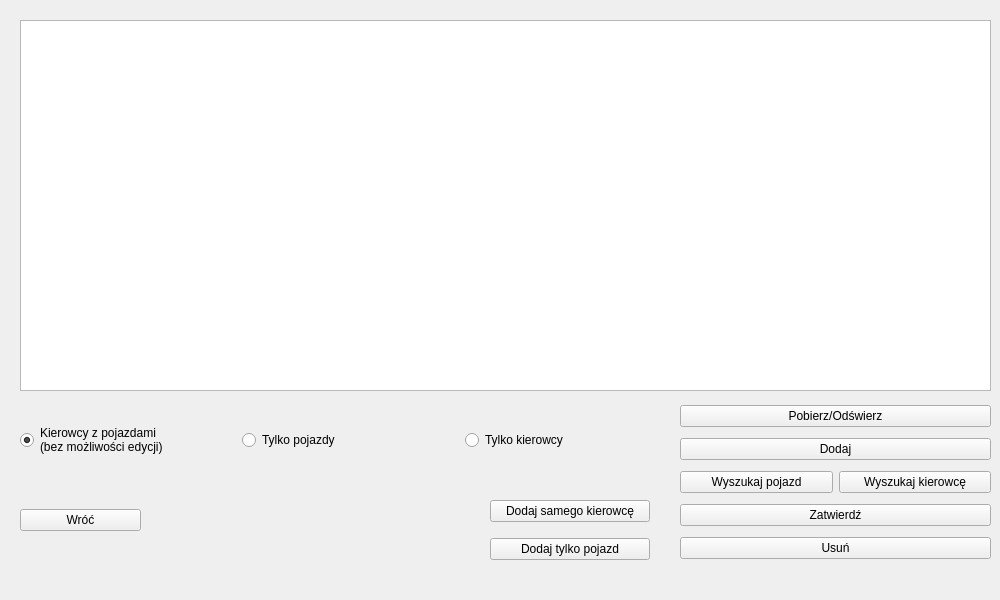
Above: przegladarkiRozlaczne/kierowcypojazdy.ui from margap1998/Bazy-danych-taxi before the change. Below: the same form after it.
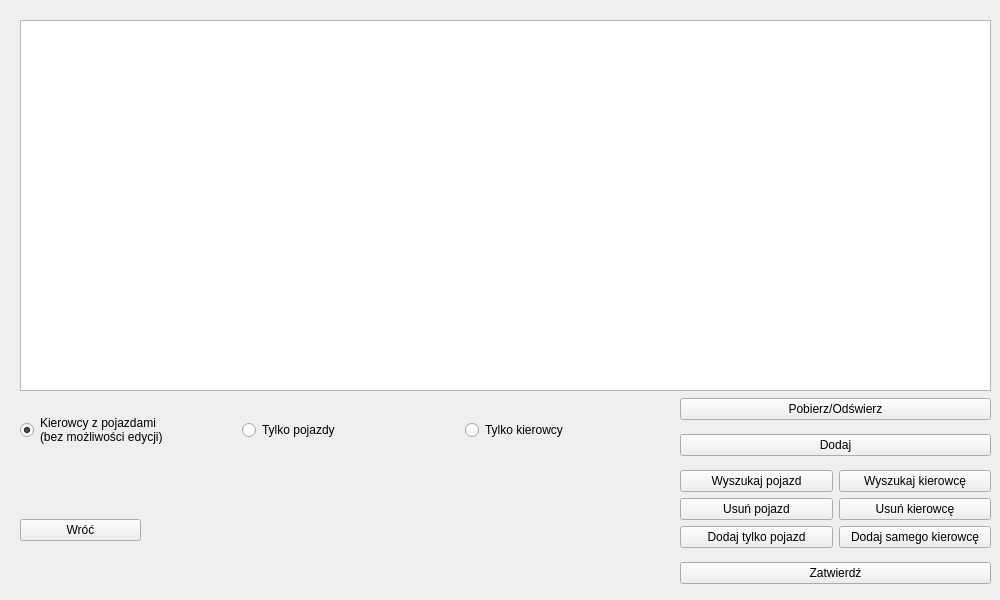
That is the form after the change.

```diff
--- a/przegladarkiRozlaczne/kierowcypojazdy.ui
+++ b/przegladarkiRozlaczne/kierowcypojazdy.ui
@@ -29,7 +29,7 @@
    <property name="geometry">
     <rect>
      <x>20</x>
-     <y>480</y>
+     <y>490</y>
      <width>121</width>
      <height>81</height>
     </rect>
@@ -58,9 +58,9 @@
    <property name="geometry">
     <rect>
      <x>680</x>
-     <y>400</y>
+     <y>390</y>
      <width>311</width>
-     <height>168</height>
+     <height>204</height>
     </rect>
    </property>
    <layout class="QVBoxLayout" name="verticalLayout_4">
@@ -79,21 +79,49 @@
      </widget>
     </item>
     <item>
-     <layout class="QHBoxLayout" name="horizontalLayout">
-      <item>
-       <widget class="QPushButton" name="WyszukajPojazdButton">
+     <layout class="QGridLayout" name="gridLayout">
+      <item row="2" column="1">
+       <widget class="QPushButton" name="pushButton">
         <property name="text">
-         <string>Wyszukaj pojazd</string>
+         <string>Dodaj tylko pojazd</string>
         </property>
        </widget>
       </item>
-      <item>
+      <item row="1" column="2">
+       <widget class="QPushButton" name="UsunButton">
+        <property name="text">
+         <string>Usuń kierowcę</string>
+        </property>
+       </widget>
+      </item>
+      <item row="2" column="2">
+       <widget class="QPushButton" name="pushButton_2">
+        <property name="text">
+         <string>Dodaj samego kierowcę</string>
+        </property>
+       </widget>
+      </item>
+      <item row="0" column="2">
        <widget class="QPushButton" name="WyszukajKierowceButton">
         <property name="text">
          <string>Wyszukaj kierowcę</string>
         </property>
        </widget>
       </item>
+      <item row="0" column="1">
+       <widget class="QPushButton" name="WyszukajPojazdButton">
+        <property name="text">
+         <string>Wyszukaj pojazd</string>
+        </property>
+       </widget>
+      </item>
+      <item row="1" column="1">
+       <widget class="QPushButton" name="usunPojazdButton">
+        <property name="text">
+         <string>Usuń pojazd</string>
+        </property>
+       </widget>
+      </item>
      </layout>
     </item>
     <item>
@@ -103,20 +131,13 @@
       </property>
      </widget>
     </item>
-    <item>
-     <widget class="QPushButton" name="UsunButton">
-      <property name="text">
-       <string>Usuń</string>
-      </property>
-     </widget>
-    </item>
    </layout>
   </widget>
   <widget class="QWidget" name="horizontalLayoutWidget">
    <property name="geometry">
     <rect>
      <x>20</x>
-     <y>400</y>
+     <y>390</y>
      <width>661</width>
      <height>80</height>
     </rect>
@@ -149,32 +170,6 @@
     </item>
    </layout>
   </widget>
-  <widget class="QWidget" name="verticalLayoutWidget_3">
-   <property name="geometry">
-    <rect>
-     <x>490</x>
-     <y>490</y>
-     <width>160</width>
-     <height>80</height>
-    </rect>
-   </property>
-   <layout class="QVBoxLayout" name="verticalLayout">
-    <item>
-     <widget class="QPushButton" name="pushButton_2">
-      <property name="text">
-       <string>Dodaj samego kierowcę</string>
-      </property>
-     </widget>
-    </item>
-    <item>
-     <widget class="QPushButton" name="pushButton">
-      <property name="text">
-       <string>Dodaj tylko pojazd</string>
-      </property>
-     </widget>
-    </item>
-   </layout>
-  </widget>
  </widget>
  <resources/>
  <connections/>
```
